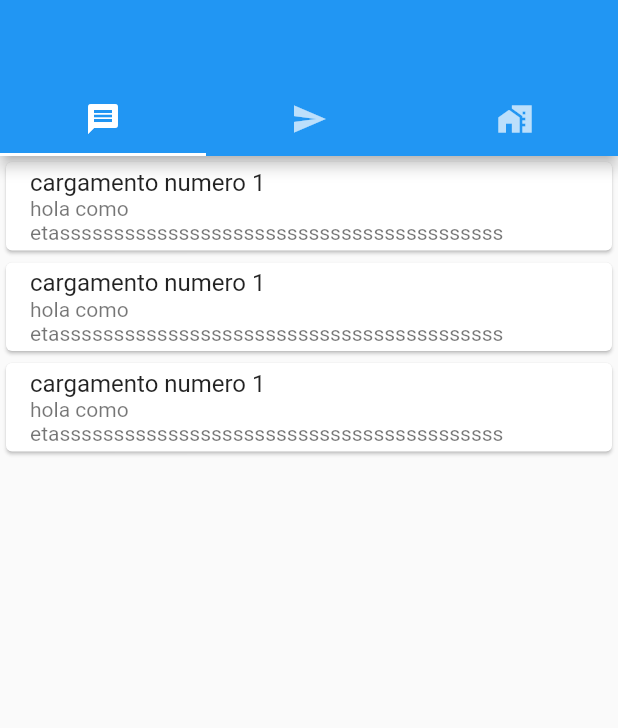
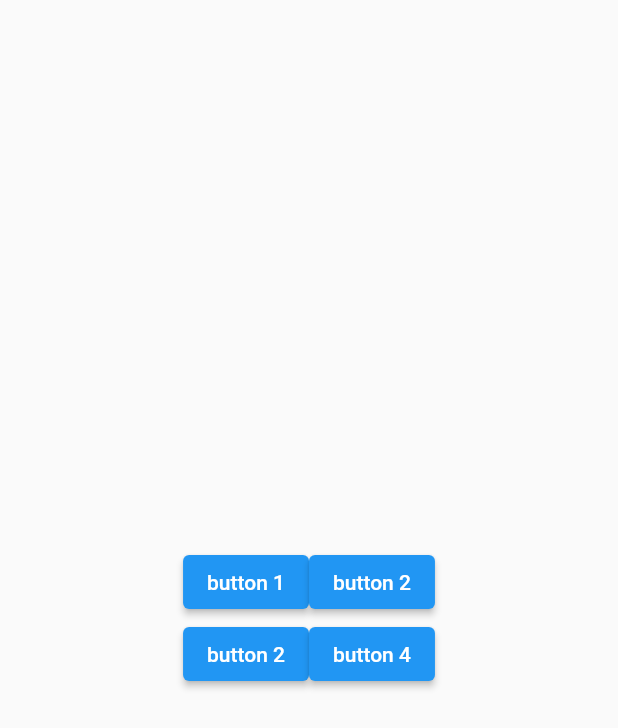
Before and after one commit to lupaca300/flutterAppRealTime, a Flutter app: the screen it shows after launch, on a phone screen of 412 x 824 dp. Shown: the top 728 px of the screen. Run offline on Flutter 3.47's test engine with Material 2 defaults, Android fonts, the phone set to English and light mode, and no system bars; our stand-ins replace cloud_firestore, firebase_core, firebase_database; accounts and stored records are empty.

Commit message:
order files and create main bar buttons send message

```diff
--- a/lib/main.dart
+++ b/lib/main.dart
@@ -2,6 +2,7 @@ import 'package:flutter/material.dart';
 import 'package:cloud_firestore/cloud_firestore.dart';
 import 'package:firebase_database/firebase_database.dart';
 import 'package:firebase_core/firebase_core.dart';
+import 'package:flutter_application_realtime/mainSendMessage/main_send_messsage.dart';
 
 //aplicacion con firebase RealTime
 void main(List<String> args) async {
@@ -29,49 +30,29 @@ class HomeApp extends StatefulWidget {
 }
 
 class _HomeAppState extends State<HomeApp> {
-  final firebasedb = FirebaseDatabase.instance.ref();
-
-  leer() {
-    print("estamos en leer");
-    firebasedb.child("Servicios Academicos").onChildAdded.listen((event) {
-      print(event.snapshot.value);
-    });
-  }
-
-  @override
-  void initState() {
-    // TODO: implement initState
-    super.initState();
-    leer();
-  }
-
   @override
   Widget build(BuildContext context) {
-    return DefaultTabController(
-        length: 3,
-        child: Scaffold(
-          appBar: AppBar(
-            bottom: TabBar(tabs: [
-              Tab(icon: Icon(Icons.message)),
-              Tab(icon: Icon(Icons.send)),
-              Tab(icon: Icon(Icons.home_work))
+    return Scaffold(
+      body: SafeArea(
+          child: Center(
+              child: SingleChildScrollView(
+        scrollDirection: Axis.horizontal,
+        child: Column(
+          mainAxisAlignment: MainAxisAlignment.center,
+          children: [
+            Row(mainAxisAlignment: MainAxisAlignment.spaceBetween, children: [
+              ElevatedButton(onPressed: () {}, child: Text("button 1")),
+              ElevatedButton(onPressed: () {}, child: Text("button 2")),
             ]),
-          ),
-          body: TabBarView(children: [
-            ListView.builder(
-                itemCount: 3,
-                itemBuilder: (context, index) => Card(
-                      child: ListTile(
-                        title: Text("cargamento numero 1"),
-                        subtitle: Text(
-                            "hola como etasssssssssssssssssssssssssssssssssssssssss"),
-                      ),
-                    )),
-            Center(
-              child: Text("holaa"),
+            Row(
+              children: [
+                ElevatedButton(onPressed: () {}, child: Text("button 2")),
+                ElevatedButton(onPressed: () {}, child: Text("button 4")),
+              ],
             ),
-            Center(child: ElevatedButton(onPressed: () {}, child: Text("data")))
-          ]),
-        ));
+          ],
+        ),
+      ))),
+    );
   }
 }
```
Also changed, not shown: lib/mainOfficeUser/main_Office_User.dart (added, +69 -0 lines), lib/mainSendMessage/bar_Buttons_WorkAreas.dart (added, +18 -0 lines), lib/mainSendMessage/main_send_messsage.dart (added, +11 -0 lines).
